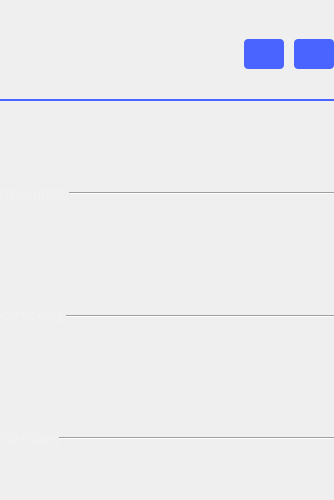
Qt form ui/la_settings.ui (analogdevicesinc/scopy) before a commit.
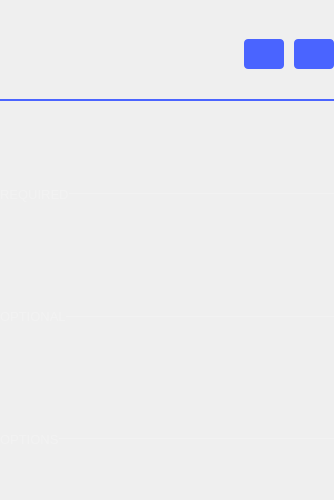
The same form after that commit. Icons and pictures are not drawn.

Commit message: LogicAnalyzer: Rework UI to simplify it

The edit to the form file:
```diff
--- a/ui/la_settings.ui
+++ b/ui/la_settings.ui
@@ -19,131 +19,6 @@
   <property name="windowTitle">
    <string>Form</string>
   </property>
-  <property name="styleSheet">
-   <string notr="true">QLineEdit {
-  height: 20px;
-  width: 50px;
-  color: white;
-  font-size: 14px;
-font-family: Arial;
-font-weight:bold;
-border:0px;
-/*  border-bottom: 1px solid rgba(255, 255, 255, 102); */
-}
-
-QLabel
-{
-width: 68.2px;
-height: 16.46px;
-font-family: Arial;
-font-size: 14px;
-line-height: 16px;
-color: rgba(255,255,255,150);
-}
-
-QLabel:disabled
-{
-  color: rgb(85, 85, 85);
-}
-
-/* Double Spin box */
-QDoubleSpinBox
-{
-	height: 45px;
-	border-bottom: 1px solid rgba(255, 255, 255, 102);
-}
-
-QDoubleSpinBox::up-button
-{
-	border-image: url(:/icons/sba_up_btn.svg);
-	height: 20px;
-	width: 20px;
- }
-
-QDoubleSpinBox::up-button:hover
-{
-	border-image: url(:/icons/sba_up_btn_hover.svg);
-	height: 20px;
-	width: 20px;
- }
-
-QDoubleSpinBox::up-button:pressed
-{
-	border-image: url(:/icons/sba_up_btn_pressed.svg);
-	height:20px;
-	width: 20px;
-}
-
-QDoubleSpinBox::down-button
-{
-	border-image: url(:/icons/sba_dn_btn.svg);
-	height:20px;
-	width: 20px;
-}
-
-QDoubleSpinBox::down-button:hover
-{
-	border-image: url(:/icons/sba_dn_btn_hover.svg);
-	height:20px;
-	width: 20px;
-}
-
-QDoubleSpinBox::down-button:pressed
-{
-	border-image: url(:/icons/sba_dn_btn_pressed.svg);
-	height:20px;
-	width: 20px;
-}
-
-/* Spin box */
-QSpinBox
-{
-	height:45px;
-	border-bottom: 1px solid rgba(255, 255, 255, 102);
-}
-
-QSpinBox::up-button
-{
-	border-image: url(:/icons/sba_up_btn.svg);
-	height: 20px;
-	width: 20px;
- }
-
-QSpinBox::up-button:hover
-{
-	border-image: url(:/icons/sba_up_btn_hover.svg);
-	height: 20px;
-	width: 20px;
- }
-
-QSpinBox::up-button:pressed
-{
-	border-image: url(:/icons/sba_up_btn_pressed.svg);
-	height:20px;
-	width: 20px;
-}
-
-QSpinBox::down-button
-{
-	border-image: url(:/icons/sba_dn_btn.svg);
-	height:20px;
-	width: 20px;
-}
-
-QSpinBox::down-button:hover
-{
-	border-image: url(:/icons/sba_dn_btn_hover.svg);
-	height:20px;
-	width: 20px;
-}
-
-QSpinBox::down-button:pressed
-{
-	border-image: url(:/icons/sba_dn_btn_pressed.svg);
-	height:20px;
-	width: 20px;
-}</string>
-  </property>
   <layout class="QVBoxLayout" name="verticalLayout_1">
    <property name="spacing">
     <number>0</number>
@@ -311,9 +186,6 @@
    </item>
    <item>
     <widget class="QWidget" name="requiredChn" native="true">
-     <property name="styleSheet">
-      <string notr="true"/>
-     </property>
      <layout class="QHBoxLayout" name="horizontalLayout_3">
       <property name="spacing">
        <number>0</number>
@@ -369,13 +241,10 @@
            </sizepolicy>
           </property>
           <property name="styleSheet">
-           <string notr="true">QFrame{
-	opacity: 0.1;
-  color: rgba(255,255,255,50);
-}</string>
+           <string notr="true">color: rgba(255,255,255,50);</string>
           </property>
           <property name="frameShadow">
-           <enum>QFrame::Sunken</enum>
+           <enum>QFrame::Plain</enum>
           </property>
           <property name="orientation">
            <enum>Qt::Horizontal</enum>
@@ -389,9 +258,6 @@
    </item>
    <item>
     <widget class="QWidget" name="optionalChn" native="true">
-     <property name="styleSheet">
-      <string notr="true"/>
-     </property>
      <layout class="QHBoxLayout" name="horizontalLayout">
       <property name="spacing">
        <number>0</number>
@@ -441,10 +307,10 @@
         <item>
          <widget class="Line" name="line_4">
           <property name="styleSheet">
-           <string notr="true">QFrame{
-	opacity: 0.1;
-  color: rgba(255,255,255,50);
-}</string>
+           <string notr="true">color: rgba(255,255,255,50);</string>
+          </property>
+          <property name="frameShadow">
+           <enum>QFrame::Plain</enum>
           </property>
           <property name="orientation">
            <enum>Qt::Horizontal</enum>
@@ -499,10 +365,10 @@
       <item>
        <widget class="Line" name="line_5">
         <property name="styleSheet">
-         <string notr="true">QFrame{
-	opacity: 0.1;
-  color: rgba(255,255,255,50);
-}</string>
+         <string notr="true">color: rgba(255,255,255,50);</string>
+        </property>
+        <property name="frameShadow">
+         <enum>QFrame::Plain</enum>
         </property>
         <property name="orientation">
          <enum>Qt::Horizontal</enum>
```
Left out of the diff: 24 changed lines with no effect on the pictures. The commit also changes 5 other files.
